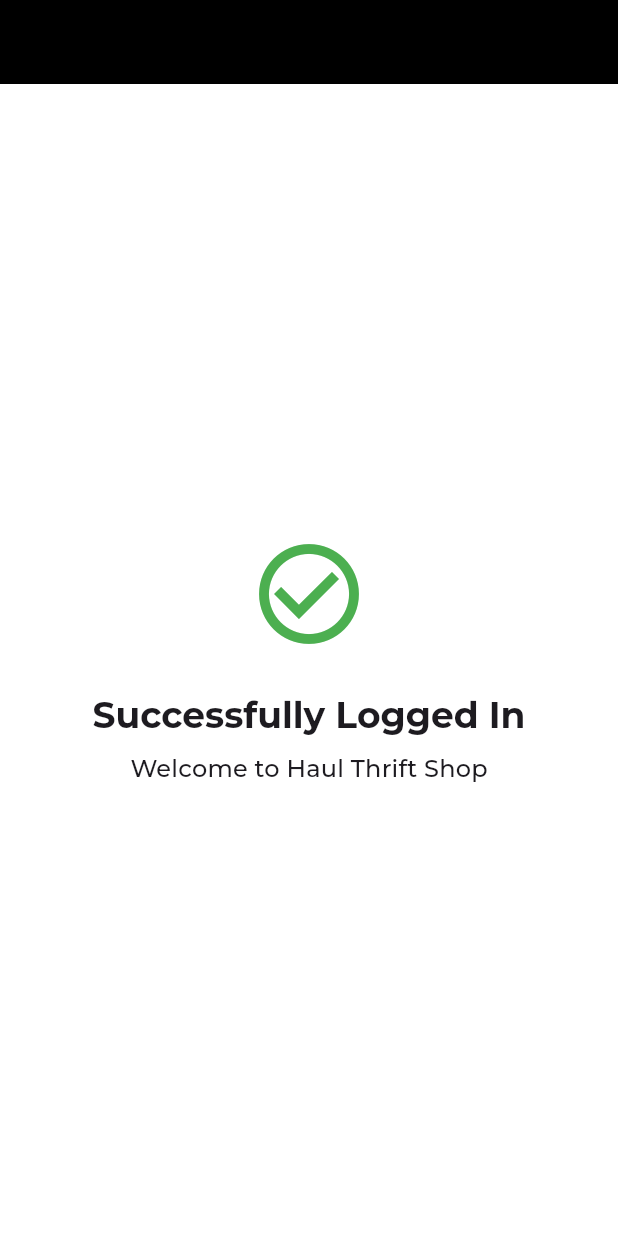
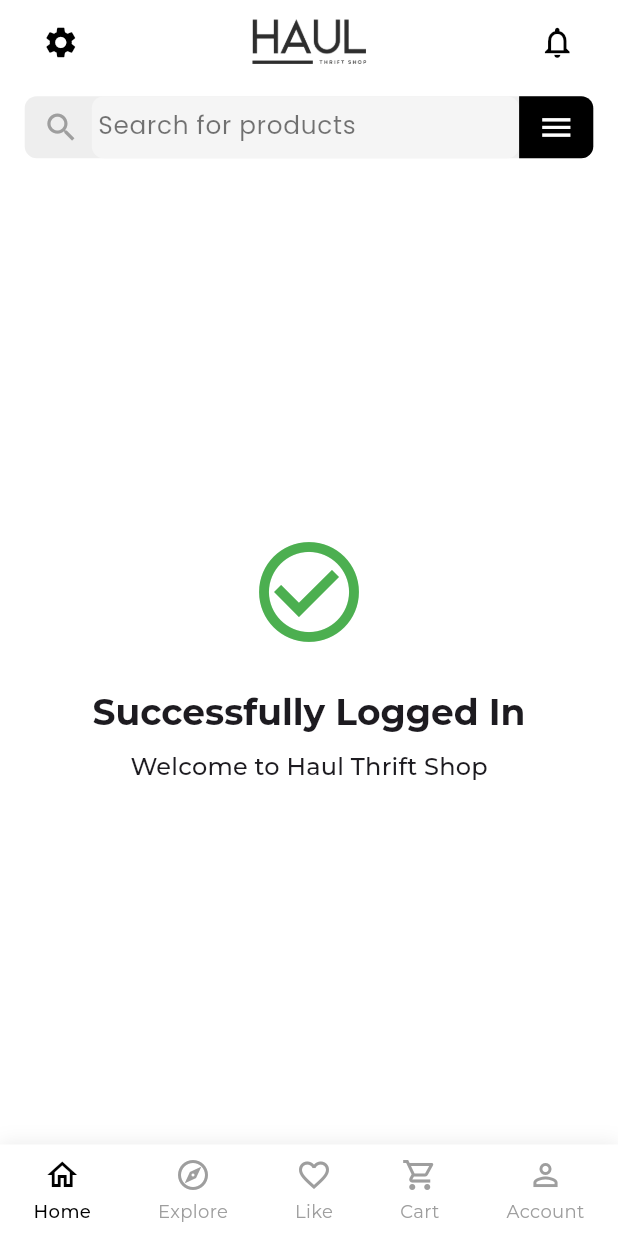
Before and after one commit to fyodorrrrr/haul-app, a Flutter app: the HomeScreen screen opened directly with empty values, on a phone screen of 412 x 824 dp. Run offline on Flutter 3.47's test engine with Material 3 defaults, Android fonts, the phone set to English and light mode, and no system bars; our stand-ins replace cloud_firestore, firebase_auth, firebase_core, google_fonts; accounts and stored records are empty.

Commit message:
with reusable widgers

```diff
--- a/lib/home_screen.dart
+++ /dev/null
@@ -1,49 +0,0 @@
-import 'package:flutter/material.dart';
-import 'package:google_fonts/google_fonts.dart';
-
-class HomeScreen extends StatelessWidget {
-  final Map<String, dynamic> userData;
-
-  const HomeScreen({super.key, required this.userData});
-
-  @override
-  Widget build(BuildContext context) {
-    return Scaffold(
-      appBar: AppBar(
-        title: Text(
-          'HAUL',
-          style: GoogleFonts.montserrat(
-            fontWeight: FontWeight.bold,
-            letterSpacing: 2,
-          ),
-        ),
-        centerTitle: true,
-        backgroundColor: Colors.black,
-      ),
-      body: Center(
-        child: Column(
-          mainAxisAlignment: MainAxisAlignment.center,
-          children: [
-            Icon(
-              Icons.check_circle_outline,
-              size: 80,
-              color: Colors.green,
-            ),
-            const SizedBox(height: 24),
-            Text(
-              'Successfully Logged In',
-              style: Theme.of(context).textTheme.headlineSmall?.copyWith(
-                fontWeight: FontWeight.bold,
-              ),
-            ),
-            const SizedBox(height: 8),
-            Text(
-              'Welcome to Haul Thrift Shop',
-              style: Theme.of(context).textTheme.titleMedium,
-            ),
-          ],
-        ),
-      ),
-    );
-  }
-}
--- a/lib/main.dart
+++ b/lib/main.dart
@@ -1,5 +1,5 @@
 import 'package:flutter/material.dart';
-import 'onboarding_screen.dart';
+import 'screens/onboarding_screen.dart';
 import 'theme/app_theme.dart';
 import 'package:firebase_core/firebase_core.dart';
 
--- /dev/null
+++ b/lib/screens/home_screen.dart
@@ -0,0 +1,70 @@
+import 'package:flutter/material.dart';
+import 'package:google_fonts/google_fonts.dart';
+import '/widgets/custom_appbar.dart'; // adjust the import path as needed
+import '/widgets/custom_bottomnav.dart'; // adjust the import path as needed
+
+class HomeScreen extends StatefulWidget {
+  final Map<String, dynamic> userData;
+
+  const HomeScreen({super.key, required this.userData});
+
+  @override
+  State<HomeScreen> createState() => _HomeScreenState();
+}
+
+class _HomeScreenState extends State<HomeScreen> {
+  int _selectedIndex = 0;
+
+  void _onTabTapped(int index) {
+    setState(() {
+      _selectedIndex = index;
+      // Navigate or switch pages based on index if needed
+    });
+  }
+
+  @override
+  Widget build(BuildContext context) {
+    final size = MediaQuery.of(context).size;
+    final isSmallScreen = size.width < 360;
+
+    return Scaffold(
+      appBar: PreferredSize(
+        preferredSize: Size.fromHeight(isSmallScreen ? 90.0 : 120.0), // Dynamic AppBar height
+        child: CustomAppBar(
+          // title: 'HAUL',
+          showSearchBar: true,
+        ),
+      ),
+      body: SafeArea( // Ensure that SafeArea is wrapping the whole Scaffold
+        child: Center(
+          child: Column(
+            mainAxisAlignment: MainAxisAlignment.center,
+            children: [
+              const Icon(
+                Icons.check_circle_outline,
+                size: 80,
+                color: Colors.green,
+              ),
+              const SizedBox(height: 24),
+              Text(
+                'Successfully Logged In',
+                style: Theme.of(context).textTheme.headlineSmall?.copyWith(
+                      fontWeight: FontWeight.bold,
+                    ),
+              ),
+              const SizedBox(height: 8),
+              Text(
+                'Welcome to Haul Thrift Shop',
+                style: Theme.of(context).textTheme.titleMedium,
+              ),
+            ],
+          ),
+        ),
+      ),
+      bottomNavigationBar: CustomBottomNavBar(
+        currentIndex: _selectedIndex,
+        onTap: _onTabTapped,
+      ),
+    );
+  }
+}
--- /dev/null
+++ b/lib/widgets/custom_appbar.dart
@@ -0,0 +1,132 @@
+import 'package:flutter/material.dart';
+import 'package:google_fonts/google_fonts.dart';
+
+class CustomAppBar extends StatelessWidget implements PreferredSizeWidget {
+  final String title;
+  final bool showSearchBar;
+
+  const CustomAppBar({
+    Key? key,
+    this.title = 'HAUL',
+    this.showSearchBar = true,
+  }) : super(key: key);
+
+  @override
+  Widget build(BuildContext context) {
+    final size = MediaQuery.of(context).size;
+    final width = size.width;
+    final height = size.height;
+
+    final isSmallScreen = width < 360;
+    final iconSize = isSmallScreen ? 20.0 : width * 0.06;
+    final fontSize = isSmallScreen ? 12.0 : width * 0.04;
+    final horizontalPadding = width * 0.04;
+    final toolbarHeight = kToolbarHeight;
+
+    return Container(
+      color: Colors.white,
+      child: SafeArea(
+        bottom: false,
+        child: Column(
+          mainAxisSize: MainAxisSize.min,
+          children: [
+            // Top Row
+            SizedBox(
+              height: toolbarHeight,
+              child: Row(
+                mainAxisAlignment: MainAxisAlignment.spaceBetween,
+                children: [
+                  // Settings Icon
+                  Padding(
+                    padding: EdgeInsets.symmetric(horizontal: horizontalPadding),
+                    child: IconButton(
+                      icon: Icon(Icons.settings, size: iconSize, color: Colors.black),
+                      onPressed: () {},
+                    ),
+                  ),
+
+                  // Center Logo
+                  Expanded(
+                    child: Center(
+                      child: Image.asset(
+                        'assets/haul_logo_.png',
+                        height: height * 0.04,
+                        fit: BoxFit.contain,
+                      ),
+                    ),
+                  ),
+
+                  // Notifications Icon
+                  Padding(
+                    padding: EdgeInsets.symmetric(horizontal: horizontalPadding),
+                    child: IconButton(
+                      icon: Icon(Icons.notifications_outlined, size: iconSize, color: Colors.black),
+                      onPressed: () {},
+                    ),
+                  ),
+                ],
+              ),
+            ),
+
+            // Search Bar
+            if (showSearchBar)
+              Padding(
+                padding: EdgeInsets.symmetric(horizontal: horizontalPadding, vertical: height * 0.01),
+                child: Container(
+                  height: height * 0.05,
+                  decoration: BoxDecoration(
+                    color: Colors.grey.shade200,
+                    borderRadius: BorderRadius.circular(8),
+                  ),
+                  child: Row(
+                    children: [
+                      Padding(
+                        padding: const EdgeInsets.only(left: 12.0),
+                        child: Icon(Icons.search, color: Colors.grey, size: iconSize),
+                      ),
+                      const SizedBox(width: 8),
+                      Expanded(
+                        child: TextField(
+                          decoration: InputDecoration(
+                            hintText: 'Search for products',
+                            hintStyle: GoogleFonts.poppins(
+                              fontSize: fontSize,
+                              color: Colors.black54,
+                            ),
+                            border: InputBorder.none,
+                            isDense: true,
+                            contentPadding: EdgeInsets.symmetric(vertical: height * 0.012),
+                          ),
+                          style: GoogleFonts.poppins(
+                            fontSize: fontSize,
+                            color: Colors.black,
+                          ),
+                        ),
+                      ),
+                      Container(
+                        height: double.infinity,
+                        decoration: BoxDecoration(
+                          color: Colors.black,
+                          borderRadius: const BorderRadius.only(
+                            topRight: Radius.circular(8),
+                            bottomRight: Radius.circular(8),
+                          ),
+                        ),
+                        padding: EdgeInsets.symmetric(horizontal: width * 0.03),
+                        child: Center(
+                          child: Icon(Icons.menu, color: Colors.white, size: iconSize),
+                        ),
+                      ),
+                    ],
+                  ),
+                ),
+              ),
+          ],
+        ),
+      ),
+    );
+  }
+
+  @override
+  Size get preferredSize => const Size.fromHeight(140.0);
+}
--- /dev/null
+++ b/lib/widgets/custom_bottomnav.dart
@@ -0,0 +1,104 @@
+import 'package:flutter/material.dart';
+
+class CustomBottomNavBar extends StatefulWidget {
+  final int currentIndex;
+  final Function(int) onTap;
+
+  const CustomBottomNavBar({
+    Key? key,
+    this.currentIndex = 0,
+    required this.onTap,
+  }) : super(key: key);
+
+  @override
+  State<CustomBottomNavBar> createState() => _CustomBottomNavBarState();
+}
+
+class _CustomBottomNavBarState extends State<CustomBottomNavBar> {
+  @override
+  Widget build(BuildContext context) {
+    return Container(
+      decoration: BoxDecoration(
+        color: Colors.white,
+        boxShadow: [
+          BoxShadow(
+            color: Colors.grey.withOpacity(0.2),
+            spreadRadius: 1,
+            blurRadius: 10,
+          ),
+        ],
+      ),
+      child: Padding(
+        padding: const EdgeInsets.symmetric(vertical: 8.0),
+        child: Row(
+          mainAxisAlignment: MainAxisAlignment.spaceAround,
+          children: [
+            _buildNavItem(0, Icons.home_outlined, 'Home'),
+            _buildNavItem(1, Icons.explore_outlined, 'Explore'),
+            _buildNavItem(2, Icons.favorite_outline, 'Like'),
+            _buildNavItem(3, Icons.shopping_cart_outlined, 'Cart'),
+            _buildNavItem(4, Icons.person_outline, 'Account'),
+          ],
+        ),
+      ),
+    );
+  }
+
+  Widget _buildNavItem(int index, IconData icon, String label) {
+    final isSelected = widget.currentIndex == index;
+    return InkWell(
+      onTap: () => widget.onTap(index),
+      child: Column(
+        mainAxisSize: MainAxisSize.min,
+        children: [
+          Icon(
+            icon,
+            color: isSelected ? Colors.black : Colors.grey,
+            size: 24,
+          ),
+          const SizedBox(height: 4),
+          Text(
+            label,
+            style: TextStyle(
+              fontSize: 12,
+              color: isSelected ? Colors.black : Colors.grey,
+              fontWeight: isSelected ? FontWeight.w500 : FontWeight.normal,
+            ),
+          ),
+        ],
+      ),
+    );
+  }
+}
+
+// Example usage:
+class BottomNavExample extends StatefulWidget {
+  const BottomNavExample({Key? key}) : super(key: key);
+
+  @override
+  State<BottomNavExample> createState() => _BottomNavExampleState();
+}
+
+class _BottomNavExampleState extends State<BottomNavExample> {
+  int _selectedIndex = 0;
+
+  void _onItemTapped(int index) {
+    setState(() {
+      _selectedIndex = index;
+    });
+  }
+
+  @override
+  Widget build(BuildContext context) {
+    return Scaffold(
+      // appBar: const CustomAppBar(),
+      body: Center(
+        child: Text('Page $_selectedIndex'),
+      ),
+      bottomNavigationBar: CustomBottomNavBar(
+        currentIndex: _selectedIndex,
+        onTap: _onItemTapped,
+      ),
+    );
+  }
+}
```
Also changed, not shown: lib/screens/login_screen.dart (renamed from lib/login_screen.dart), lib/screens/onboarding_screen.dart (renamed from lib/onboarding_screen.dart), lib/screens/register_screen.dart (renamed from lib/register_screen.dart), lib/screens/welcome_screen.dart (renamed from lib/welcome_screen.dart).
